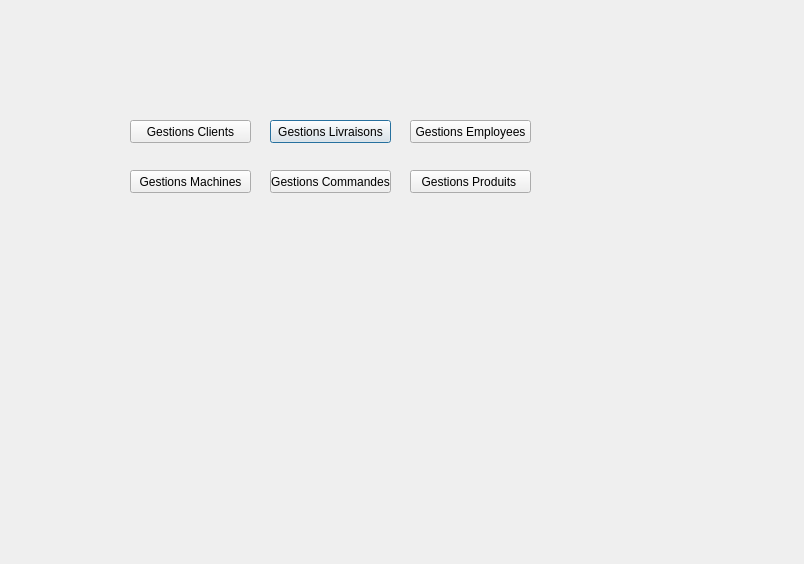
This is gestionemployes.ui in nyrouz911/Smart-Dry-Cleaner-2A13 as Qt 5 draws it before an edit. The edited form follows.
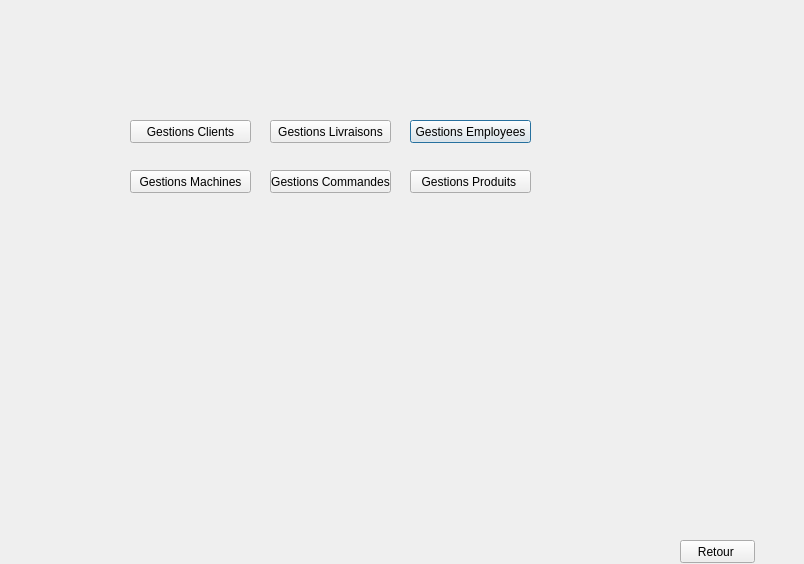
This is the edited form.

Patch:
```diff
--- a/gestionemployes.ui
+++ b/gestionemployes.ui
@@ -19,26 +19,13 @@
      <x>0</x>
      <y>0</y>
      <width>801</width>
-     <height>551</height>
+     <height>531</height>
     </rect>
    </property>
    <property name="currentIndex">
     <number>0</number>
    </property>
    <widget class="QWidget" name="page">
-    <widget class="QPushButton" name="pushButton_10">
-     <property name="geometry">
-      <rect>
-       <x>270</x>
-       <y>120</y>
-       <width>121</width>
-       <height>23</height>
-      </rect>
-     </property>
-     <property name="text">
-      <string>Gestions Livraisons</string>
-     </property>
-    </widget>
     <widget class="QPushButton" name="pushButton_11">
      <property name="geometry">
       <rect>
@@ -104,6 +91,19 @@
       <string>Gestions Clients</string>
      </property>
     </widget>
+    <widget class="QPushButton" name="pushButton_livraison">
+     <property name="geometry">
+      <rect>
+       <x>270</x>
+       <y>120</y>
+       <width>121</width>
+       <height>23</height>
+      </rect>
+     </property>
+     <property name="text">
+      <string>Gestions Livraisons</string>
+     </property>
+    </widget>
    </widget>
    <widget class="QWidget" name="page_2">
     <widget class="QPushButton" name="pushButton_6">
@@ -2099,6 +2099,19 @@
     </widget>
    </widget>
   </widget>
+  <widget class="QPushButton" name="pushButton_retourb">
+   <property name="geometry">
+    <rect>
+     <x>680</x>
+     <y>540</y>
+     <width>75</width>
+     <height>23</height>
+    </rect>
+   </property>
+   <property name="text">
+    <string>Retour </string>
+   </property>
+  </widget>
  </widget>
  <resources/>
  <connections/>
```
Left out of the diff: 15 changed lines with no effect on the pictures.
